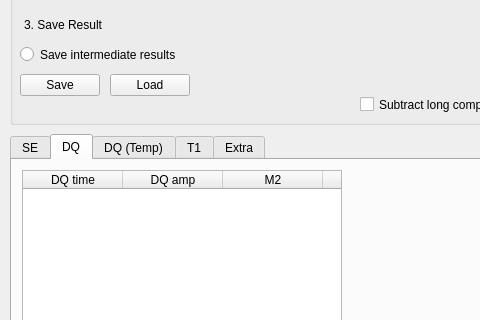
Old version of the form form.ui in the repository timesama/M2-Approach; both pictures show x 0 to 480 and y 176 to 496 of the 1100 by 900 pixel window.
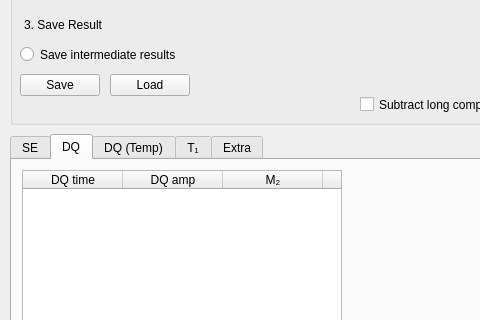
New version of the form. The open tabs and pages were chosen to show the change. Custom widgets are drawn as their Qt base class.

Commit message: B4 I mees it all up with T1

Diff of the .ui file:
```diff
--- a/form.ui
+++ b/form.ui
@@ -241,12 +241,12 @@
       </column>
       <column>
        <property name="text">
-        <string>M2</string>
+        <string>M₂</string>
        </property>
       </column>
       <column>
        <property name="text">
-        <string>T2*</string>
+        <string>T₂*</string>
        </property>
       </column>
      </widget>
@@ -818,7 +818,7 @@
     </widget>
     <widget class="QWidget" name="tab">
      <attribute name="title">
-      <string>T1</string>
+      <string>T₁</string>
      </attribute>
      <widget class="PlotWidget" name="T1_Widget_1" native="true">
       <property name="geometry">
```
Left out of the diff: 4 changed lines with no effect on the pictures. The commit also changes 1 other file.
